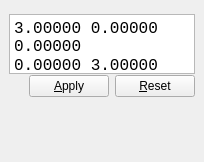
cryos/avogadro, file libavogadro/src/extensions/crystallography/ui/cematrixeditor.ui: the form before one commit.
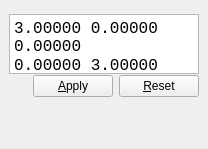
The form after the commit. Custom widgets are drawn as their Qt base class.

Commit message:
Add TextMatrixEditor, a widget to edit 3x3 matrices as plain text.
This is the matrix editor widget from the Crystallography extension's
CEMatrixEditor unit cell matrix editor, split out into a reusable class.

The edit to the form file:
```diff
--- a/libavogadro/src/extensions/crystallography/ui/cematrixeditor.ui
+++ b/libavogadro/src/extensions/crystallography/ui/cematrixeditor.ui
@@ -6,8 +6,8 @@
    <rect>
     <x>0</x>
     <y>0</y>
-    <width>204</width>
-    <height>162</height>
+    <width>208</width>
+    <height>149</height>
    </rect>
   </property>
   <property name="windowTitle">
@@ -56,7 +56,7 @@
        <string>&lt;!DOCTYPE HTML PUBLIC &quot;-//W3C//DTD HTML 4.0//EN&quot; &quot;http://www.w3.org/TR/REC-html40/strict.dtd&quot;&gt;
 &lt;html&gt;&lt;head&gt;&lt;meta name=&quot;qrichtext&quot; content=&quot;1&quot; /&gt;&lt;style type=&quot;text/css&quot;&gt;
 p, li { white-space: pre-wrap; }
-&lt;/style&gt;&lt;/head&gt;&lt;body style=&quot; font-family:'Monospace'; font-size:13pt; font-weight:400; font-style:normal;&quot;&gt;
+&lt;/style&gt;&lt;/head&gt;&lt;body style=&quot; font-family:'Monospace'; font-size:9pt; font-weight:400; font-style:normal;&quot;&gt;
 &lt;p style=&quot; margin-top:0px; margin-bottom:0px; margin-left:0px; margin-right:0px; -qt-block-indent:0; text-indent:0px;&quot;&gt;&lt;span style=&quot; font-size:12pt;&quot;&gt;3.00000 0.00000 0.00000&lt;/span&gt;&lt;/p&gt;
 &lt;p style=&quot; margin-top:0px; margin-bottom:0px; margin-left:0px; margin-right:0px; -qt-block-indent:0; text-indent:0px;&quot;&gt;&lt;span style=&quot; font-size:12pt;&quot;&gt;0.00000 3.00000 0.00000&lt;/span&gt;&lt;/p&gt;
 &lt;p style=&quot; margin-top:0px; margin-bottom:0px; margin-left:0px; margin-right:0px; -qt-block-indent:0; text-indent:0px;&quot;&gt;&lt;span style=&quot; font-size:12pt;&quot;&gt;0.00000 0.00000 3.00000&lt;/span&gt;&lt;/p&gt;&lt;/body&gt;&lt;/html&gt;</string>
@@ -110,6 +110,13 @@
    </layout>
   </widget>
  </widget>
+ <customwidgets>
+  <customwidget>
+   <class>Avogadro::TextMatrixEditor</class>
+   <extends>QTextEdit</extends>
+   <header location="global">avogadro/textmatrixeditor.h</header>
+  </customwidget>
+ </customwidgets>
  <resources/>
  <connections/>
 </ui>
```
Left out of the diff: 2 changed lines with no effect on the pictures. The commit also changes 5 other files.
